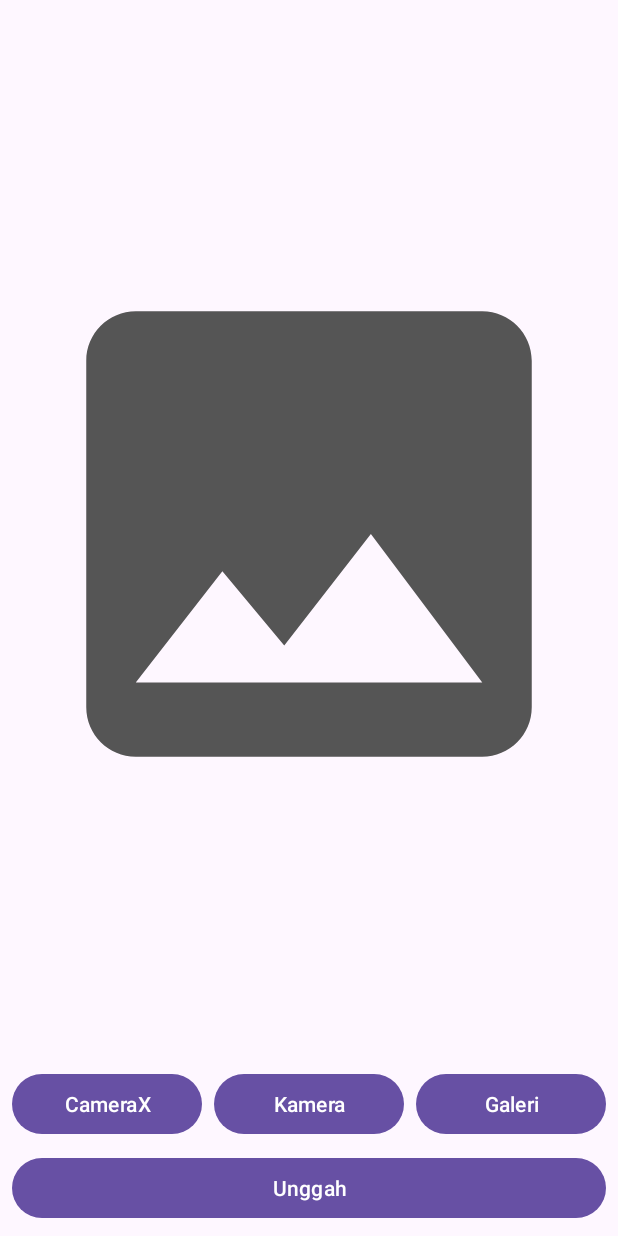
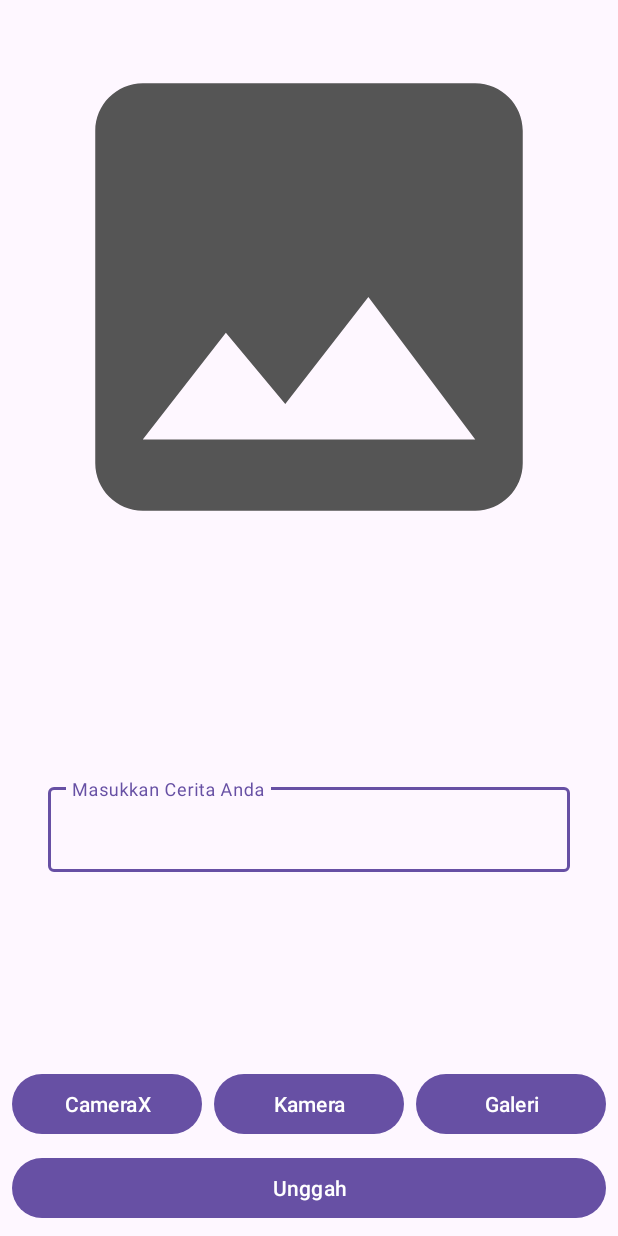
Before and after one commit to krisna31/story-app-android, an Android app: the AddStoryActivity screen opened directly, with no data from a screen before it, on a phone screen of 412 x 824 dp. Run offline under Robolectric (Android 15) with nearby library versions, the phone set to English and light mode, and no system bars; pictures from the network do not load.

Commit message:
DONE just need to change picture

```diff
--- a/app/src/main/java/com/krisna31/story_app_android/ui/add_story/AddStoryActivity.kt
+++ b/app/src/main/java/com/krisna31/story_app_android/ui/add_story/AddStoryActivity.kt
@@ -177,8 +177,9 @@ class AddStoryActivity : AppCompatActivity() {
         if (getFile != null) {
             val file = reduceFileImage(getFile as File)
 
+
             val description =
-                "Ini adalah deksripsi gambar".toRequestBody("text/plain".toMediaType())
+                binding.etDeskripsi.text.toString().toRequestBody("text/plain".toMediaType())
             val requestImageFile = file.asRequestBody("image/jpeg".toMediaType())
             val imageMultipart: MultipartBody.Part = MultipartBody.Part.createFormData(
                 "photo",
--- a/app/src/main/res/layout/activity_add_story.xml
+++ b/app/src/main/res/layout/activity_add_story.xml
@@ -27,12 +27,28 @@
         android:layout_marginStart="8dp"
         android:layout_marginTop="8dp"
         android:layout_marginEnd="8dp"
-        android:layout_marginBottom="8dp"
-        app:layout_constraintBottom_toTopOf="@+id/cameraButton"
+        app:layout_constraintBottom_toTopOf="@+id/progressBar"
         app:layout_constraintEnd_toEndOf="parent"
         app:layout_constraintStart_toStartOf="parent"
         app:layout_constraintTop_toTopOf="parent"
         app:srcCompat="@drawable/ic_place_holder" />
+
+    <com.google.android.material.textfield.TextInputLayout
+        android:layout_width="match_parent"
+        android:layout_height="wrap_content"
+        android:layout_marginStart="32dp"
+        android:layout_marginEnd="32dp"
+        app:layout_constraintBottom_toTopOf="@+id/cameraButton"
+        app:layout_constraintEnd_toEndOf="parent"
+        app:layout_constraintStart_toStartOf="parent"
+        app:layout_constraintTop_toBottomOf="@+id/previewImageView">
+
+        <com.google.android.material.textfield.TextInputEditText
+            android:id="@+id/etDeskripsi"
+            android:layout_width="match_parent"
+            android:layout_height="wrap_content"
+            android:hint="@string/masukkan_cerita_anda" />
+    </com.google.android.material.textfield.TextInputLayout>
 
     <Button
         android:id="@+id/cameraButton"
--- a/app/src/main/res/values/strings.xml
+++ b/app/src/main/res/values/strings.xml
@@ -27,4 +27,5 @@
     <string name="camera">Kamera</string>
     <string name="gallery">Galeri</string>
     <string name="upload">Unggah</string>
+    <string name="masukkan_cerita_anda">Masukkan Cerita Anda</string>
 </resources>
```
Also changed, not shown: app/src/main/java/com/krisna31/story_app_android/ui/main/MainAdapter.kt (+10 -6 lines).
